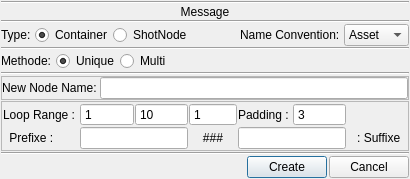
This is appli/prodManager/ui/dialShotNode.ui in snaress/bank as Qt 5 draws it before an edit. The edited form follows.
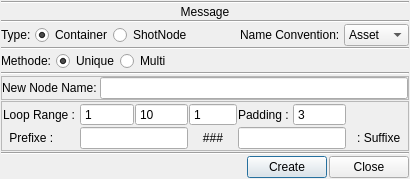
This is the edited form.

```diff
--- a/appli/prodManager/ui/dialShotNode.ui
+++ b/appli/prodManager/ui/dialShotNode.ui
@@ -375,7 +375,7 @@
      <item>
       <widget class="QPushButton" name="bCancel">
        <property name="text">
-        <string>Cancel</string>
+        <string>Close</string>
        </property>
       </widget>
      </item>
```
Left out of the diff: 2 changed lines with no effect on the pictures.
